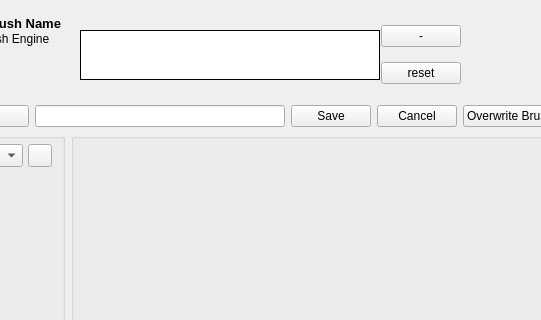
This is libs/ui/forms/wdgpaintopsettings.ui in KDE/krita as Qt 5 draws it before an edit; both pictures show x 114 to 655 and y 0 to 320 of the 1134 by 541 pixel window. The edited form follows.
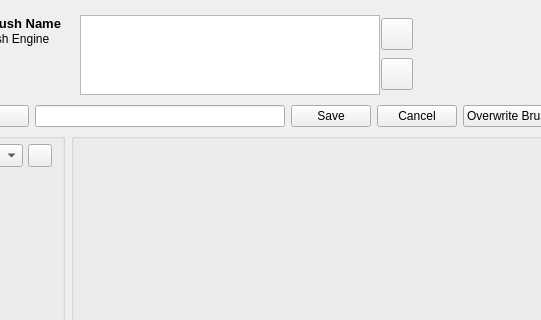
This is the edited form. Custom widgets are drawn as their Qt base class.

Commit message: simplified the UI to just be reset and zoom to one hundred percent. changed to icons

What changed in the file:
```diff
--- a/libs/ui/forms/wdgpaintopsettings.ui
+++ b/libs/ui/forms/wdgpaintopsettings.ui
@@ -152,13 +152,13 @@
        <property name="minimumSize">
         <size>
          <width>300</width>
-         <height>50</height>
+         <height>80</height>
         </size>
        </property>
        <property name="maximumSize">
         <size>
-         <width>250</width>
-         <height>50</height>
+         <width>300</width>
+         <height>80</height>
         </size>
        </property>
        <property name="font">
@@ -167,10 +167,10 @@
         </font>
        </property>
        <property name="frameShape">
-        <enum>QFrame::Box</enum>
+        <enum>QFrame::StyledPanel</enum>
        </property>
        <property name="frameShadow">
-        <enum>QFrame::Plain</enum>
+        <enum>QFrame::Raised</enum>
        </property>
        <property name="midLineWidth">
         <number>0</number>
@@ -196,15 +196,51 @@
       <layout class="QVBoxLayout" name="verticalLayout_3">
        <item>
         <widget class="QPushButton" name="zoomOutGraphicsViewButton">
+         <property name="sizePolicy">
+          <sizepolicy hsizetype="Fixed" vsizetype="Fixed">
+           <horstretch>0</horstretch>
+           <verstretch>0</verstretch>
+          </sizepolicy>
+         </property>
+         <property name="minimumSize">
+          <size>
+           <width>32</width>
+           <height>32</height>
+          </size>
+         </property>
+         <property name="maximumSize">
+          <size>
+           <width>32</width>
+           <height>32</height>
+          </size>
+         </property>
          <property name="text">
-          <string>-</string>
+          <string/>
          </property>
         </widget>
        </item>
        <item>
         <widget class="QPushButton" name="resetGraphicsViewButton">
+         <property name="sizePolicy">
+          <sizepolicy hsizetype="Fixed" vsizetype="Fixed">
+           <horstretch>0</horstretch>
+           <verstretch>0</verstretch>
+          </sizepolicy>
+         </property>
+         <property name="minimumSize">
+          <size>
+           <width>32</width>
+           <height>32</height>
+          </size>
+         </property>
+         <property name="maximumSize">
+          <size>
+           <width>32</width>
+           <height>32</height>
+          </size>
+         </property>
          <property name="text">
-          <string>reset</string>
+          <string/>
          </property>
         </widget>
        </item>
```
The commit also changes 3 other files.
